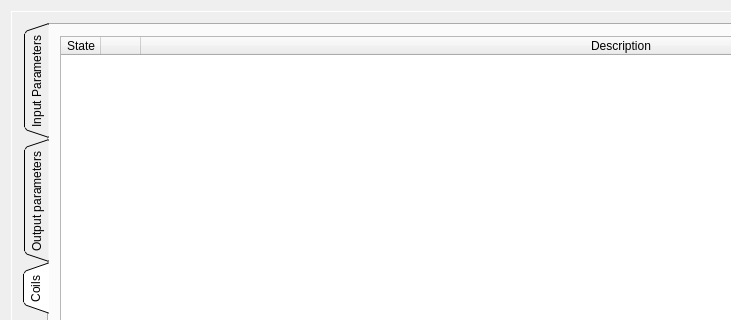
Above: AirCoolControll/AirCoolControll/coolerstatewidget.ui from ComEngineering/AirCoolControl_Desktop before the change; both pictures show x 0 to 731 and y 0 to 320 of the 1563 by 652 pixel window. Below: the same form after it.
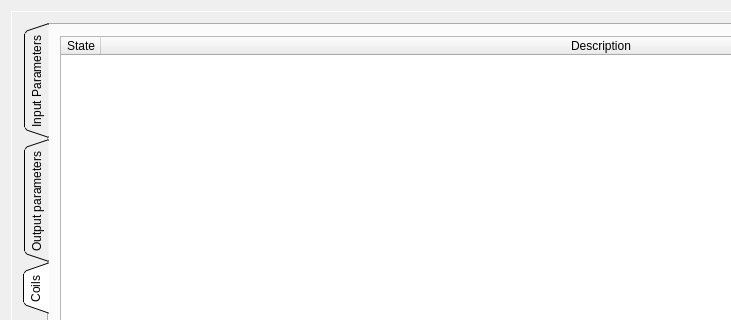
That is the form after the change. The open tabs and pages were chosen to show the change. Icons and pictures are not drawn. Custom widgets are drawn as their Qt base class.

Diff of the .ui file:
```diff
--- a/AirCoolControll/AirCoolControll/coolerstatewidget.ui
+++ b/AirCoolControll/AirCoolControll/coolerstatewidget.ui
@@ -200,15 +200,6 @@
                <string>State</string>
               </property>
              </column>
-             <column>
-              <property name="text">
-               <string/>
-              </property>
-              <property name="icon">
-               <iconset resource="aircoolcontroll.qrc">
-                <normaloff>:/Images/plot_icon.png</normaloff>:/Images/plot_icon.png</iconset>
-              </property>
-             </column>
              <column>
               <property name="text">
                <string>Description</string>
```
Left out of the diff: 6 changed lines with no effect on the pictures.
